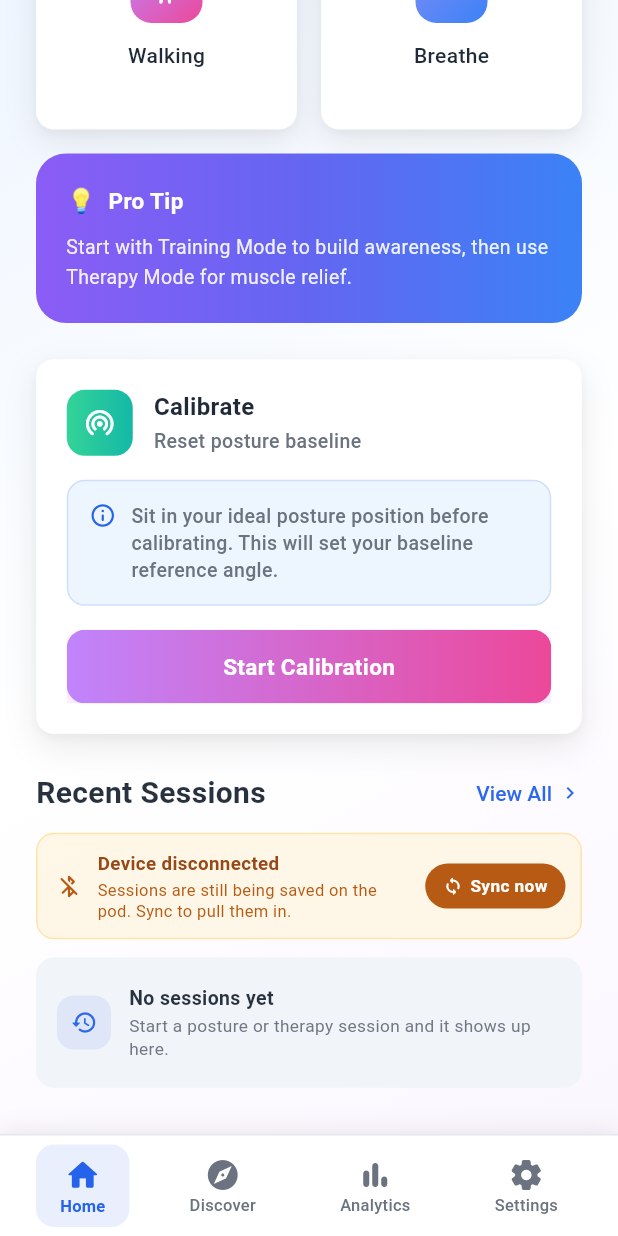
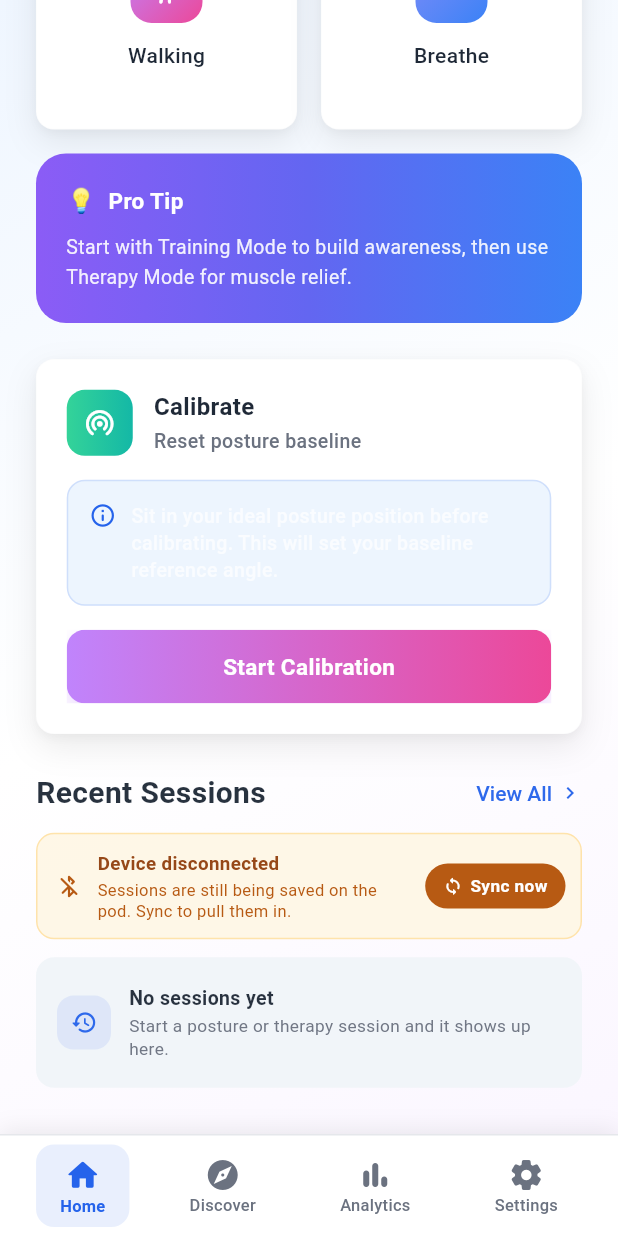
Before and after one commit to Aligneye/correctV5_app, a Flutter app: the screen it shows once a user with an empty profile is signed in, scrolled down 1143 dp, on a phone screen of 412 x 824 dp. Run offline on Flutter 3.47's test engine with Material 3 defaults, Android fonts, the phone set to English and light mode, and no system bars; our stand-ins replace flutter_blue_plus, flutter_local_notifications, google_sign_in, package_info_plus, permission_handler, shared_preferences and 2 more; missing offline and left inert: flutter_background_service, nordic_dfu; accounts and stored records are empty; network calls fail.

Commit message:
text color change

```diff
--- a/lib/home/widgets/mode_control_card.dart
+++ b/lib/home/widgets/mode_control_card.dart
@@ -482,7 +482,7 @@ class CalibrationCard extends StatelessWidget {
                     'Sit in your ideal posture position before calibrating. '
                     'This will set your baseline reference angle.',
                     style: TextStyle(
-                      color: scheme.onSurfaceVariant,
+                      color: Colors.white.withValues(alpha: 0.7),
                       fontSize: 13,
                       fontWeight: FontWeight.w500,
                       height: 1.4,
```
